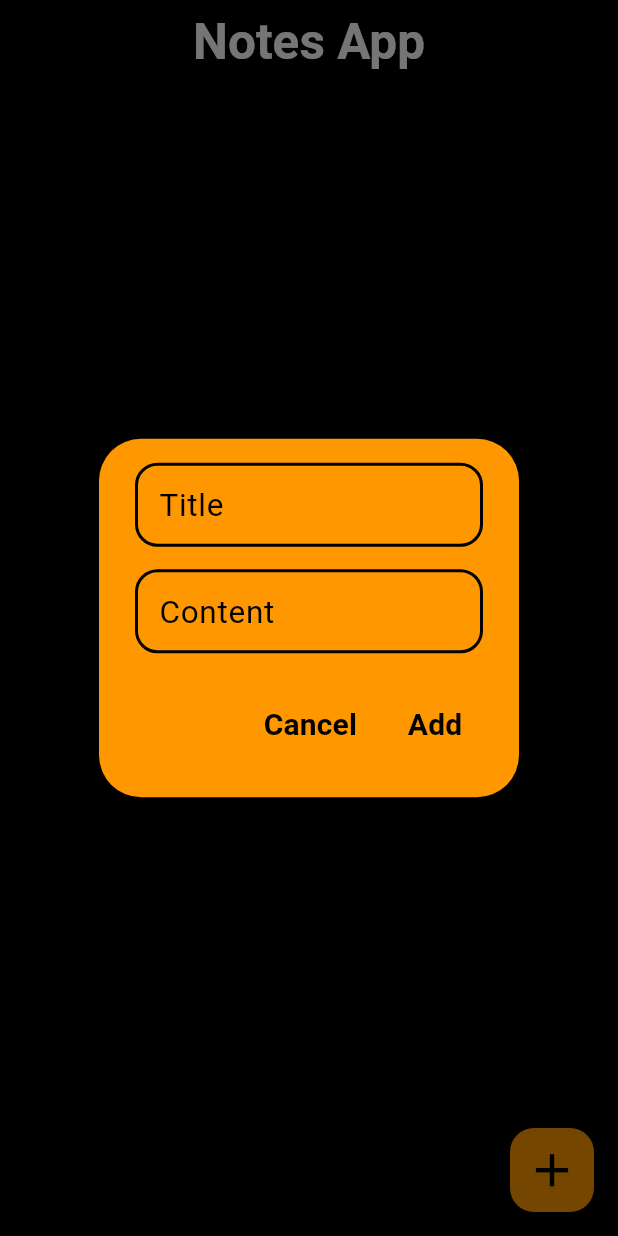
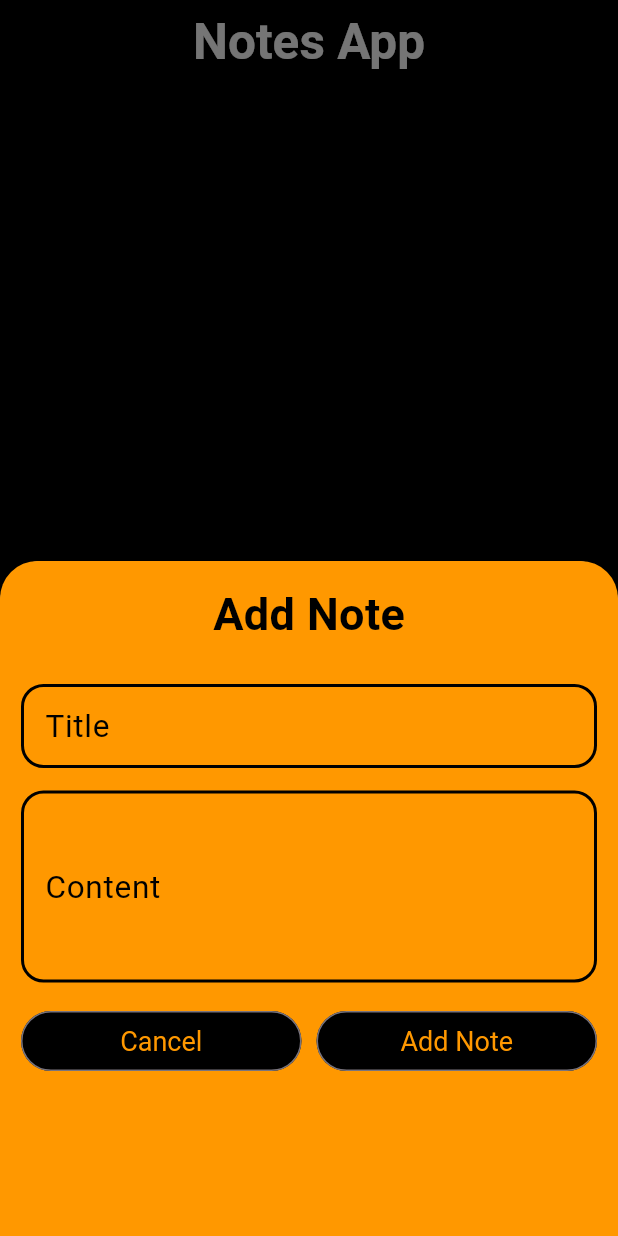
Before and after one commit to AvezChadchan/Notes_App, a Flutter app: the screen it shows after launch, after a tap on the "add" icon, on a phone screen of 412 x 824 dp. Run offline on Flutter 3.47's test engine with Material 3 defaults, Android fonts, the phone set to English and light mode, and no system bars; our stand-ins replace sqflite; accounts and stored records are empty.

Commit message:
feat: Implement bottom sheet for adding notes and improve UI
- Replaced the `AlertDialog` with `showModalBottomSheet` for adding notes.
- Added a cancel button in the bottom sheet dialog.
- Enhanced the card appearance by adjusting margin, shadow color, and elevation.
- Updated button colors and text styles for better visual consistency.
- Added `maxLines` to `content` field in the bottom sheet for a better look.
- Modified the structure of the add note dialog using a `Container` and `OutlinedButton` widgets.
- Updated "Add Note" dialog text.
- Moved the `Card` widget into an `Expanded` widget.

```diff
--- a/lib/main.dart
+++ b/lib/main.dart
@@ -61,11 +61,15 @@ class _MyHomePageState extends State<MyHomePage> {
                 child: ListView.builder(
                   itemCount: notes.length,
                   itemBuilder: (context, index) {
-                    return Card(
-                      margin: EdgeInsets.symmetric(horizontal: 13, vertical: 8),
-                      shadowColor: Colors.white,
+                    return Expanded(
+                      child: Card(
+                        margin: EdgeInsets.symmetric(
+                          horizontal: 13,
+                          vertical: 8,
+                        ),
+                        shadowColor: Colors.orangeAccent,
                         color: Colors.orange,
-                      elevation: 5,
+                        elevation: 7,
                         child: ListTile(
                           title: Text(
                             notes[index][DBHelper.COLUMN_TITLE],
@@ -98,6 +102,7 @@ class _MyHomePageState extends State<MyHomePage> {
                             ),
                           ),
                         ),
+                      ),
                     );
                   },
                 ),
@@ -118,24 +123,42 @@ class _MyHomePageState extends State<MyHomePage> {
       floatingActionButton: FloatingActionButton(
         backgroundColor: Colors.orange,
         onPressed: () {
-          _showAddNoteDialog();
+          _showModalBottomSheet();
         },
         child: Icon(Icons.add, size: 37, color: Colors.black),
       ),
     );
   }
 
-  void _showAddNoteDialog() {
+  void _showModalBottomSheet() {
     TextEditingController titleController = TextEditingController();
     TextEditingController contentController = TextEditingController();
-    showDialog(
+    showModalBottomSheet(
       context: context,
       builder: (context) {
-        return AlertDialog(
-          backgroundColor: Colors.orange,
-          content: SingleChildScrollView(
+        return Container(
+          decoration: BoxDecoration(
+            color: Colors.orange,
+            borderRadius: BorderRadius.only(
+              topLeft: Radius.circular(25),
+              topRight: Radius.circular(25),
+            ),
+          ),
+          height: 450,
+          width: double.infinity,
+          child: Padding(
+            padding: const EdgeInsets.all(14.0),
             child: Column(
               children: [
+                Text(
+                  "Add Note",
+                  style: TextStyle(
+                    fontSize: 30,
+                    fontWeight: FontWeight.bold,
+                    color: Colors.black,
+                  ),
+                ),
+                SizedBox(height: 25),
                 TextField(
                   controller: titleController,
                   decoration: InputDecoration(
@@ -153,6 +176,7 @@ class _MyHomePageState extends State<MyHomePage> {
                 ),
                 SizedBox(height: 15),
                 TextField(
+                  maxLines: 4,
                   controller: contentController,
                   decoration: InputDecoration(
                     labelText: "Content",
@@ -167,24 +191,36 @@ class _MyHomePageState extends State<MyHomePage> {
                     ),
                   ),
                 ),
-              ],
+                SizedBox(height: 15),
+                Row(
+                  children: [
+                    Expanded(
+                      child: OutlinedButton(
+                        style: OutlinedButton.styleFrom(
+                          foregroundColor: Colors.orange,
+                          backgroundColor: Colors.black,
+                          textStyle: TextStyle(
+                            color: Colors.white,
+                            fontSize: 18,
                           ),
                         ),
-          actions: [
-            TextButton(
                         onPressed: () {
                           Navigator.pop(context);
                         },
-              child: Text(
-                "Cancel",
-                style: TextStyle(
-                  fontWeight: FontWeight.bold,
-                  fontSize: 20,
-                  color: Colors.black,
+                        child: Text("Cancel"),
                       ),
                     ),
+                    SizedBox(width: 10),
+                    Expanded(
+                      child: OutlinedButton(
+                        style: OutlinedButton.styleFrom(
+                          foregroundColor: Colors.orange,
+                          backgroundColor: Colors.black,
+                          textStyle: TextStyle(
+                            color: Colors.white,
+                            fontSize: 18,
                           ),
-            TextButton(
+                        ),
                         onPressed: () async {
                           var title = titleController.text;
                           var content = contentController.text;
@@ -197,16 +233,14 @@ class _MyHomePageState extends State<MyHomePage> {
                           }
                           Navigator.pop(context);
                         },
-              child: Text(
-                "Add",
-                style: TextStyle(
-                  fontWeight: FontWeight.bold,
-                  fontSize: 20,
-                  color: Colors.black,
-                ),
+                        child: Text("Add Note"),
                       ),
                     ),
                   ],
+                ),
+              ],
+            ),
+          ),
         );
       },
     );
```
Lines whose indentation alone changed are shown as unchanged.
